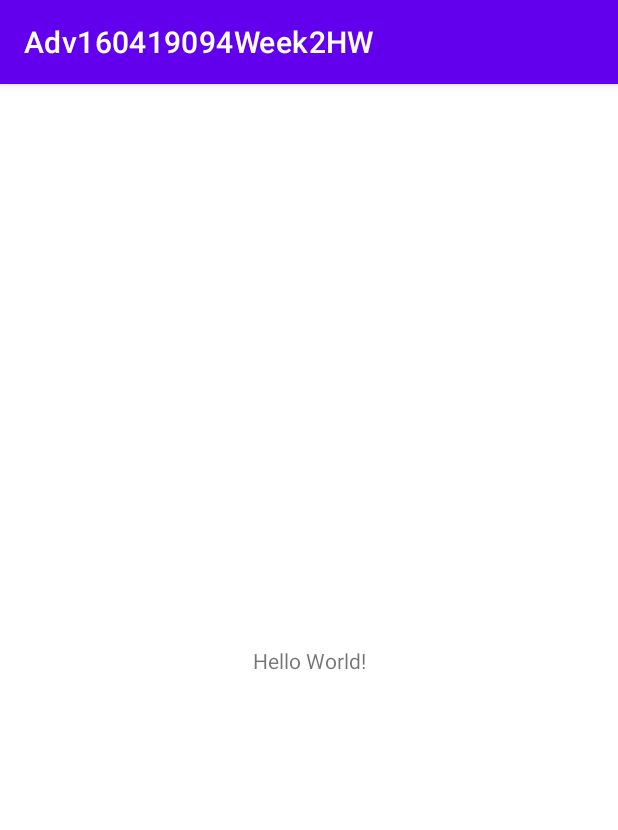
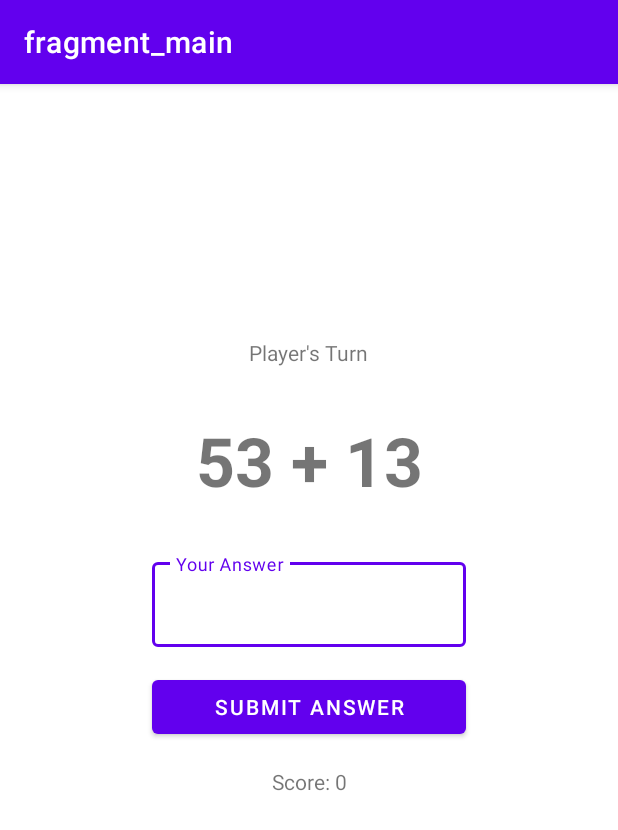
Before and after one commit to alivianto/Adv160419094Week2HW, an Android app: the screen it shows after launch (MainActivity), on a phone screen of 412 x 824 dp. Shown: the top 830 px of the screen. Run offline under Robolectric (Android 15) with nearby library versions, the phone set to English and light mode, and no system bars; our stand-ins replace navigation-ui.

Commit message:
Game logic has been added

```diff
--- a/app/build.gradle
+++ b/app/build.gradle
@@ -1,6 +1,8 @@
 plugins {
     id 'com.android.application'
     id 'kotlin-android'
+    id 'kotlin-android-extensions'
+    id 'androidx.navigation.safeargs.kotlin'
 }
 
 android {
@@ -32,11 +34,14 @@ android {
 }
 
 dependencies {
+    implementation 'androidx.navigation:navigation-ui-ktx:2.4.1'
+    implementation 'androidx.navigation:navigation-fragment-ktx:2.4.1'
 
     implementation 'androidx.core:core-ktx:1.7.0'
     implementation 'androidx.appcompat:appcompat:1.4.1'
     implementation 'com.google.android.material:material:1.5.0'
     implementation 'androidx.constraintlayout:constraintlayout:2.1.3'
+    implementation 'androidx.legacy:legacy-support-v4:1.0.0'
     testImplementation 'junit:junit:4.+'
     androidTestImplementation 'androidx.test.ext:junit:1.1.3'
     androidTestImplementation 'androidx.test.espresso:espresso-core:3.4.0'
--- a/app/src/main/java/com/ubaya/adv160419094week2hw/MainActivity.kt
+++ b/app/src/main/java/com/ubaya/adv160419094week2hw/MainActivity.kt
@@ -2,10 +2,21 @@ package com.ubaya.adv160419094week2hw
 
 import androidx.appcompat.app.AppCompatActivity
 import android.os.Bundle
+import androidx.navigation.NavController
+import androidx.navigation.fragment.NavHostFragment
+import androidx.navigation.ui.NavigationUI
 
 class MainActivity : AppCompatActivity() {
+    private lateinit var navController: NavController
     override fun onCreate(savedInstanceState: Bundle?) {
         super.onCreate(savedInstanceState)
         setContentView(R.layout.activity_main)
+        navController = (supportFragmentManager.findFragmentById(R.id.hostFragment) as
+                NavHostFragment).navController
+        NavigationUI.setupActionBarWithNavController(this, navController)
+    }
+
+    override fun onSupportNavigateUp(): Boolean {
+        return navController.navigateUp()
     }
 }
--- /dev/null
+++ b/app/src/main/java/com/ubaya/adv160419094week2hw/MainFragment.kt
@@ -0,0 +1,52 @@
+package com.ubaya.adv160419094week2hw
+
+import android.os.Bundle
+import androidx.fragment.app.Fragment
+import android.view.LayoutInflater
+import android.view.View
+import android.view.ViewGroup
+import androidx.navigation.Navigation
+import kotlinx.android.synthetic.main.fragment_main.*
+
+/**
+ * A simple [Fragment] subclass.
+ * Use the [MainFragment.newInstance] factory method to
+ * create an instance of this fragment.
+ */
+class MainFragment : Fragment() {
+
+    override fun onCreateView(
+        inflater: LayoutInflater, container: ViewGroup?,
+        savedInstanceState: Bundle?
+    ): View? {
+        // Inflate the layout for this fragment
+        return inflater.inflate(R.layout.fragment_main, container, false)
+    }
+
+    override fun onViewCreated(view: View, savedInstanceState: Bundle?) {
+        super.onViewCreated(view, savedInstanceState)
+        var score = 0
+        var result = randomQuestions()
+        buttonSubmit.setOnClickListener {
+            var answer: Int = editAnswer.text.toString().toInt()
+            if (result == answer){
+                score += 1
+                textScr.text = "Score: $score"
+                result = randomQuestions()
+                editAnswer.setText("")
+            } else {
+                val action = MainFragmentDirections.actionResultFragment(score)
+                Navigation.findNavController(it).navigate(action)
+            }
+
+        }
+    }
+
+    fun randomQuestions(): Int{
+        var number1 = (0..100).random()
+        var number2 = (0..100).random()
+        textQuestions.text = "$number1 + $number2"
+        var result = number1 + number2
+        return result
+    }
+}
--- a/app/src/main/res/layout/activity_main.xml
+++ b/app/src/main/res/layout/activity_main.xml
@@ -6,13 +6,15 @@
     android:layout_height="match_parent"
     tools:context=".MainActivity">
 
-    <TextView
-        android:layout_width="wrap_content"
-        android:layout_height="wrap_content"
-        android:text="Hello World!"
+    <androidx.fragment.app.FragmentContainerView
+        android:id="@+id/hostFragment"
+        android:name="androidx.navigation.fragment.NavHostFragment"
+        android:layout_width="409dp"
+        android:layout_height="729dp"
+        app:defaultNavHost="true"
         app:layout_constraintBottom_toBottomOf="parent"
-        app:layout_constraintLeft_toLeftOf="parent"
-        app:layout_constraintRight_toRightOf="parent"
-        app:layout_constraintTop_toTopOf="parent" />
-
+        app:layout_constraintEnd_toEndOf="parent"
+        app:layout_constraintStart_toStartOf="parent"
+        app:layout_constraintTop_toTopOf="parent"
+        app:navGraph="@navigation/navigation_game" />
 </androidx.constraintlayout.widget.ConstraintLayout>
--- /dev/null
+++ b/app/src/main/res/layout/fragment_main.xml
@@ -0,0 +1,73 @@
+<?xml version="1.0" encoding="utf-8"?>
+<androidx.constraintlayout.widget.ConstraintLayout xmlns:android="http://schemas.android.com/apk/res/android"
+    xmlns:app="http://schemas.android.com/apk/res-auto"
+    xmlns:tools="http://schemas.android.com/tools"
+    android:id="@+id/frameLayout"
+    android:layout_width="match_parent"
+    android:layout_height="match_parent"
+    tools:context=".MainFragment" >
+
+    <TextView
+        android:id="@+id/textView"
+        android:layout_width="wrap_content"
+        android:layout_height="wrap_content"
+        android:layout_marginTop="150dp"
+        android:text="Player's Turn"
+        app:layout_constraintEnd_toEndOf="parent"
+        app:layout_constraintStart_toStartOf="parent"
+        app:layout_constraintTop_toTopOf="parent" />
+
+    <TextView
+        android:id="@+id/textQuestions"
+        android:layout_width="wrap_content"
+        android:layout_height="wrap_content"
+        android:layout_marginTop="32dp"
+        android:text="00 + 00"
+        android:textSize="45sp"
+        android:textStyle="bold"
+        app:layout_constraintEnd_toEndOf="parent"
+        app:layout_constraintStart_toStartOf="parent"
+        app:layout_constraintTop_toBottomOf="@+id/textView" />
+
+    <com.google.android.material.textfield.TextInputLayout
+        android:id="@+id/inputAnswer"
+        style="@style/Widget.MaterialComponents.TextInputLayout.OutlinedBox"
+        android:layout_width="0dp"
+        android:layout_height="wrap_content"
+        android:layout_marginStart="100dp"
+        android:layout_marginTop="32dp"
+        android:layout_marginEnd="100dp"
+        android:hint="Your Answer"
+        app:hintAnimationEnabled="true"
+        app:hintEnabled="true"
+        app:layout_constraintEnd_toEndOf="parent"
+        app:layout_constraintStart_toStartOf="parent"
+        app:layout_constraintTop_toBottomOf="@+id/textQuestions">
+
+        <com.google.android.material.textfield.TextInputEditText
+            android:id="@+id/editAnswer"
+            android:layout_width="match_parent"
+            android:layout_height="wrap_content"
+            android:inputType="number" />
+    </com.google.android.material.textfield.TextInputLayout>
+
+    <Button
+        android:id="@+id/buttonSubmit"
+        android:layout_width="0dp"
+        android:layout_height="wrap_content"
+        android:layout_marginTop="16dp"
+        android:text="Submit Answer"
+        app:layout_constraintEnd_toEndOf="@+id/inputAnswer"
+        app:layout_constraintStart_toStartOf="@+id/inputAnswer"
+        app:layout_constraintTop_toBottomOf="@+id/inputAnswer" />
+
+    <TextView
+        android:id="@+id/textScr"
+        android:layout_width="wrap_content"
+        android:layout_height="wrap_content"
+        android:layout_marginTop="16dp"
+        android:text="Score: 0"
+        app:layout_constraintEnd_toEndOf="parent"
+        app:layout_constraintStart_toStartOf="parent"
+        app:layout_constraintTop_toBottomOf="@+id/buttonSubmit" />
+</androidx.constraintlayout.widget.ConstraintLayout>
--- /dev/null
+++ b/app/src/main/res/navigation/navigation_game.xml
@@ -0,0 +1,30 @@
+<?xml version="1.0" encoding="utf-8"?>
+<navigation xmlns:android="http://schemas.android.com/apk/res/android"
+    xmlns:app="http://schemas.android.com/apk/res-auto"
+    xmlns:tools="http://schemas.android.com/tools"
+    android:id="@+id/navigation_game"
+    app:startDestination="@id/mainFragment">
+
+    <fragment
+        android:id="@+id/mainFragment"
+        android:name="com.ubaya.adv160419094week2hw.MainFragment"
+        android:label="fragment_main"
+        tools:layout="@layout/fragment_main" >
+        <action
+            android:id="@+id/actionResultFragment"
+            app:destination="@id/resultFragment" />
+    </fragment>
+    <fragment
+        android:id="@+id/resultFragment"
+        android:name="com.ubaya.adv160419094week2hw.ResultFragment"
+        android:label="fragment_result"
+        tools:layout="@layout/fragment_result" >
+        <action
+            android:id="@+id/actionMainFragment"
+            app:destination="@id/mainFragment" />
+        <argument
+            android:name="score"
+            app:argType="integer"
+            android:defaultValue="0" />
+    </fragment>
+</navigation>
--- a/app/src/main/res/values/strings.xml
+++ b/app/src/main/res/values/strings.xml
@@ -1,3 +1,5 @@
 <resources>
     <string name="app_name">Adv160419094Week2HW</string>
+    <!-- TODO: Remove or change this placeholder text -->
+    <string name="hello_blank_fragment">Hello blank fragment</string>
 </resources>
```
Also changed, not shown: app/src/main/java/com/ubaya/adv160419094week2hw/ResultFragment.kt (added, +37 -0 lines), app/src/main/res/drawable/ic_baseline_arrow_back_24.xml (added, +10 -0 lines), app/src/main/res/layout/fragment_result.xml (added, +44 -0 lines), build.gradle (+8 -0 lines).
